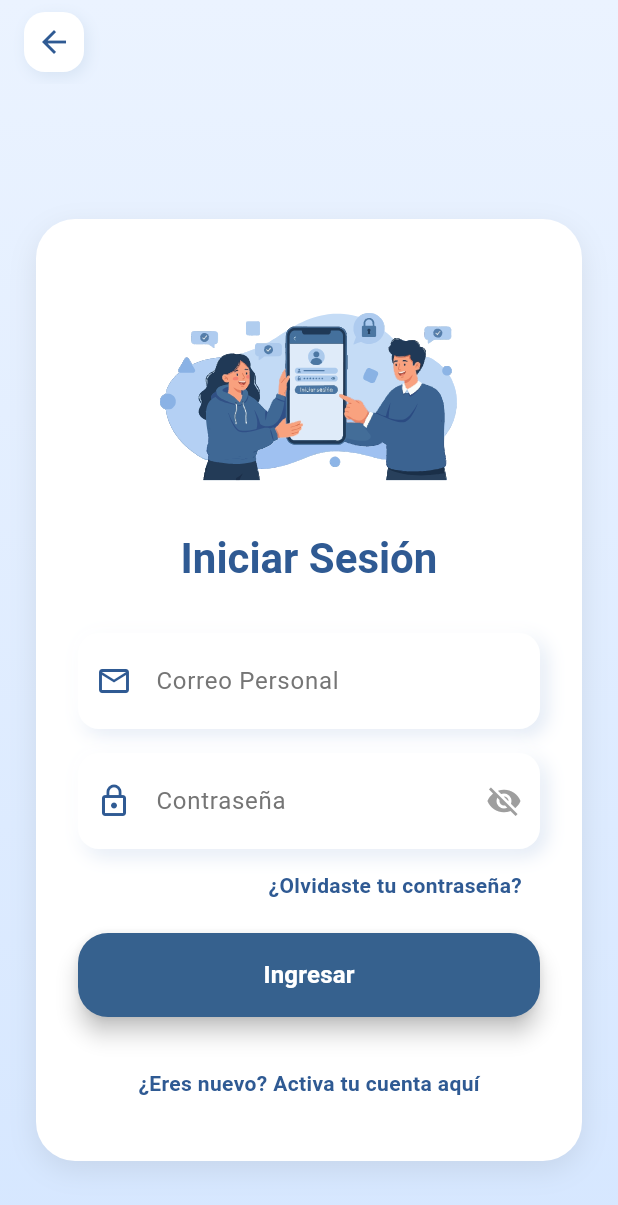
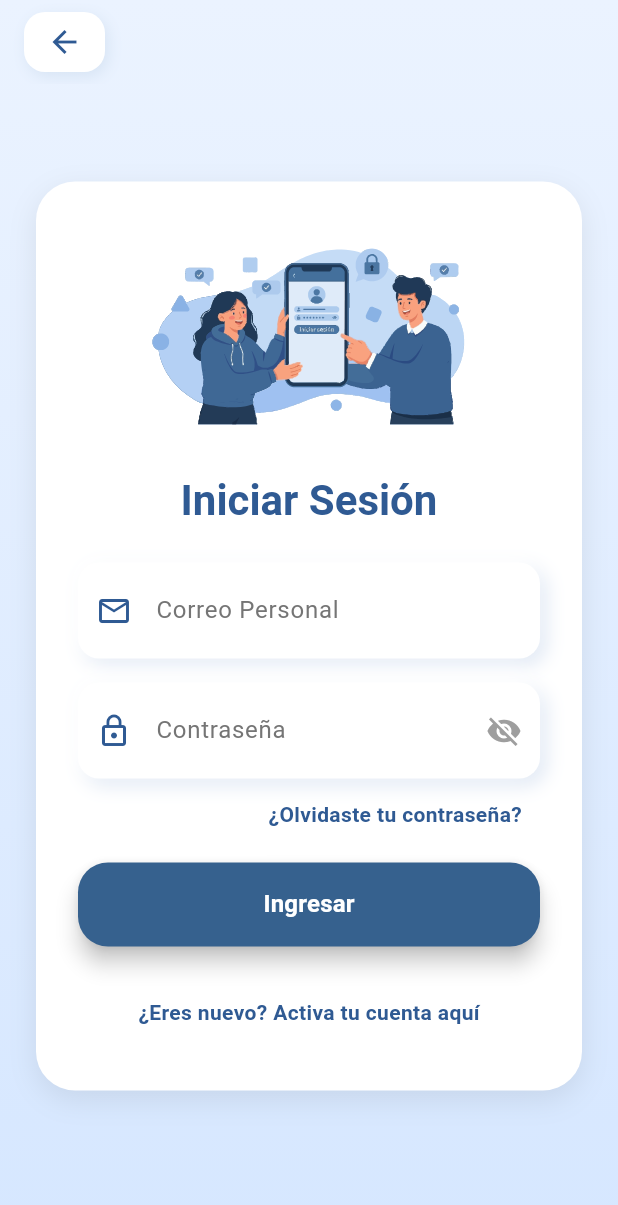
Before and after one commit to betilloXann/proyecto_tutorias, a Flutter app: the LoginView screen opened by its route, on a phone screen of 412 x 824 dp. Shown: the top 1205 px of the screen. Run offline on Flutter 3.47's test engine with Material 3 defaults, Android fonts, the phone set to English and light mode, and no system bars; our stand-ins replace cloud_firestore, file_picker, firebase_auth, firebase_core, firebase_storage, flutter_svg and 3 more; accounts and stored records are empty.

Commit message:
:children_crossing: Se mejora la experiencia del usuario, se modifico el login y se quito la barra para dar más espacio

```diff
--- a/lib/features/login/views/login_view.dart
+++ b/lib/features/login/views/login_view.dart
@@ -67,7 +67,15 @@ class _LoginViewState extends State<LoginView> {
   Widget build(BuildContext context) {
     final theme = Theme.of(context);
     final vm = context.watch<LoginViewModel>();
-    final bottomPadding = MediaQuery.of(context).viewInsets.bottom;
+
+    // 1. OBTENER METADATOS DE LA PANTALLA
+    final size = MediaQuery.of(context);
+    final bottomPadding = size.viewInsets.bottom;
+    final topPadding = size.padding.top;
+
+    // 2. CALCULAR EL ESPACIO REAL DEL HEADER (Status Bar + AppBar)
+    // CAMBIO: Restamos 8 en lugar de sumar 16 para subir todo el bloque.
+    final double headerHeight = topPadding + kToolbarHeight - 8;
 
     return Scaffold(
       extendBodyBehindAppBar: true,
@@ -75,6 +83,8 @@ class _LoginViewState extends State<LoginView> {
       appBar: AppBar(
         backgroundColor: Colors.transparent,
         elevation: 0,
+        scrolledUnderElevation: 0, // Evita cambio de color al hacer scroll
+        leadingWidth: 70,
         leading: Container(
           margin: const EdgeInsets.only(left: 16, top: 8, bottom: 8),
           decoration: BoxDecoration(
@@ -89,13 +99,13 @@ class _LoginViewState extends State<LoginView> {
             ],
           ),
           child: IconButton(
+            padding: EdgeInsets.zero,
             icon: const Icon(Icons.arrow_back, color: Color(0xFF2F5A93)),
             onPressed: () => Navigator.pushNamed(context, "/welcome"),
           ),
         ),
       ),
 
-      // FONDO GRADIENTE
       body: Container(
         width: double.infinity,
         height: double.infinity,
@@ -111,8 +121,15 @@ class _LoginViewState extends State<LoginView> {
         ),
 
         child: ResponsiveContainer(
+          child: Center(
             child: SingleChildScrollView(
-            padding: EdgeInsets.fromLTRB(24, 120, 24, 24 + bottomPadding),
+              // Usamos el headerHeight ajustado (asegurando que no sea negativo)
+              padding: EdgeInsets.fromLTRB(
+                  24,
+                  headerHeight > 0 ? headerHeight : 24,
+                  24,
+                  24 + bottomPadding
+              ),
 
               child: Container(
                 padding: const EdgeInsets.all(28),
@@ -130,9 +147,12 @@ class _LoginViewState extends State<LoginView> {
 
                 child: Column(
                   children: [
-                  SvgPicture.asset("assets/images/image2.svg", width: 200, height: 180),
-//width: 200,
-//                       height: 180,
+                    // CAMBIO: Altura reducida de 160 a 140
+                    SvgPicture.asset("assets/images/image2.svg", width: 210, height: 150),
+
+                    // CAMBIO: Espacio reducido de 24 a 16
+                    const SizedBox(height: 16),
+
                     Text(
                       "Iniciar Sesión",
                       style: theme.textTheme.headlineMedium?.copyWith(
@@ -142,10 +162,11 @@ class _LoginViewState extends State<LoginView> {
                       textAlign: TextAlign.center,
                     ),
 
-                  const SizedBox(height: 32),
+                    // CAMBIO: Espacio reducido de 32 a 24
+                    const SizedBox(height: 24),
 
                     TextInputField(
-                    key: const Key('login_email_input'), // <--- AGREGA ESTO
+                      key: const Key('login_email_input'),
                       label: "Correo Personal",
                       controller: emailCtrl,
                       focusNode: _emailFocusNode,
@@ -157,7 +178,7 @@ class _LoginViewState extends State<LoginView> {
                     const SizedBox(height: 16),
 
                     TextInputField(
-                    key: const Key('login_password_input'), // <--- AGREGA ESTO
+                      key: const Key('login_password_input'),
                       label: "Contraseña",
                       controller: passwordCtrl,
                       focusNode: _passwordFocusNode,
@@ -202,7 +223,7 @@ class _LoginViewState extends State<LoginView> {
                       child: vm.isLoading
                           ? const Center(child: CircularProgressIndicator())
                           : PrimaryButton(
-                      key: const Key('login_button'), // <--- AGREGA ESTO TAMBIÉN
+                        key: const Key('login_button'),
                         text: "Ingresar",
                         onPressed: _submitLogin,
                       ),
@@ -227,6 +248,7 @@ class _LoginViewState extends State<LoginView> {
             ),
           ),
         ),
+      ),
     );
   }
 }
```
Lines whose indentation alone changed are shown as unchanged.
